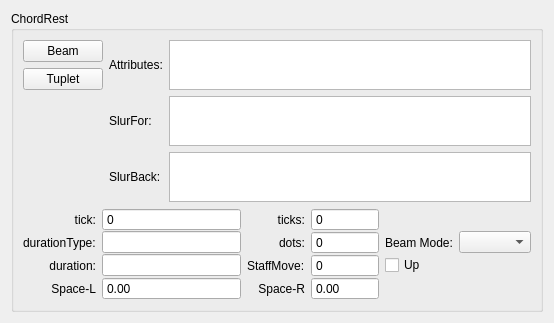
Before: the Qt Designer form mscore/mscore/chordrest.ui in musescore/musescore-old, drawn with Qt 5.
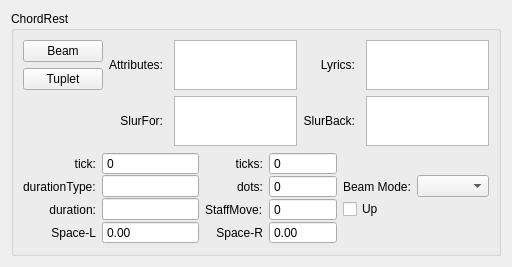
After: the same form once the commit is applied.

Commit message: fix lyrics for guitar pro import

The edit to the form file:
```diff
--- a/mscore/mscore/chordrest.ui
+++ b/mscore/mscore/chordrest.ui
@@ -6,8 +6,8 @@
    <rect>
     <x>0</x>
     <y>0</y>
-    <width>554</width>
-    <height>297</height>
+    <width>512</width>
+    <height>243</height>
    </rect>
   </property>
   <property name="windowTitle">
@@ -63,20 +63,7 @@
         </item>
        </layout>
       </item>
-      <item row="0" column="1">
-       <widget class="QLabel" name="label_2">
-        <property name="toolTip">
-         <string notr="true"/>
-        </property>
-        <property name="text">
-         <string notr="true">Attributes:</string>
-        </property>
-        <property name="textFormat">
-         <enum>Qt::PlainText</enum>
-        </property>
-       </widget>
-      </item>
-      <item row="0" column="2">
+      <item row="0" column="2" rowspan="2">
        <widget class="QListWidget" name="attributes">
         <property name="sizePolicy">
          <sizepolicy hsizetype="Expanding" vsizetype="Fixed">
@@ -107,7 +94,29 @@
         </property>
        </widget>
       </item>
-      <item row="1" column="1">
+      <item row="0" column="4" rowspan="2">
+       <widget class="QListWidget" name="lyrics">
+        <property name="sizePolicy">
+         <sizepolicy hsizetype="Expanding" vsizetype="Fixed">
+          <horstretch>0</horstretch>
+          <verstretch>0</verstretch>
+         </sizepolicy>
+        </property>
+        <property name="minimumSize">
+         <size>
+          <width>0</width>
+          <height>50</height>
+         </size>
+        </property>
+        <property name="maximumSize">
+         <size>
+          <width>16777215</width>
+          <height>50</height>
+         </size>
+        </property>
+       </widget>
+      </item>
+      <item row="2" column="1">
        <widget class="QLabel" name="label_6">
         <property name="toolTip">
          <string notr="true"/>
@@ -118,9 +127,15 @@
         <property name="textFormat">
          <enum>Qt::PlainText</enum>
         </property>
+        <property name="alignment">
+         <set>Qt::AlignRight|Qt::AlignTrailing|Qt::AlignVCenter</set>
+        </property>
+        <property name="indent">
+         <number>5</number>
+        </property>
        </widget>
       </item>
-      <item row="1" column="2">
+      <item row="2" column="2">
        <widget class="QListWidget" name="slurFor">
         <property name="sizePolicy">
          <sizepolicy hsizetype="Expanding" vsizetype="Fixed">
@@ -145,7 +160,7 @@
         </property>
        </widget>
       </item>
-      <item row="2" column="1">
+      <item row="2" column="3">
        <widget class="QLabel" name="label_7">
         <property name="toolTip">
          <string notr="true"/>
@@ -156,9 +171,15 @@
         <property name="textFormat">
          <enum>Qt::PlainText</enum>
         </property>
+        <property name="alignment">
+         <set>Qt::AlignRight|Qt::AlignTrailing|Qt::AlignVCenter</set>
+        </property>
+        <property name="indent">
+         <number>5</number>
+        </property>
        </widget>
       </item>
-      <item row="2" column="2">
+      <item row="2" column="4">
        <widget class="QListWidget" name="slurBack">
         <property name="sizePolicy">
          <sizepolicy hsizetype="Expanding" vsizetype="Fixed">
@@ -183,7 +204,7 @@
         </property>
        </widget>
       </item>
-      <item row="3" column="0" colspan="3">
+      <item row="3" column="0" colspan="5">
        <layout class="QGridLayout" name="gridLayout">
         <property name="verticalSpacing">
          <number>0</number>
@@ -412,6 +433,38 @@
         </item>
        </layout>
       </item>
+      <item row="0" column="3" rowspan="2">
+       <widget class="QLabel" name="label_13">
+        <property name="text">
+         <string>Lyrics:</string>
+        </property>
+        <property name="alignment">
+         <set>Qt::AlignRight|Qt::AlignTrailing|Qt::AlignVCenter</set>
+        </property>
+        <property name="indent">
+         <number>5</number>
+        </property>
+       </widget>
+      </item>
+      <item row="0" column="1" rowspan="2">
+       <widget class="QLabel" name="label_2">
+        <property name="toolTip">
+         <string notr="true"/>
+        </property>
+        <property name="text">
+         <string notr="true">Attributes:</string>
+        </property>
+        <property name="textFormat">
+         <enum>Qt::PlainText</enum>
+        </property>
+        <property name="alignment">
+         <set>Qt::AlignRight|Qt::AlignTrailing|Qt::AlignVCenter</set>
+        </property>
+        <property name="indent">
+         <number>5</number>
+        </property>
+       </widget>
+      </item>
      </layout>
     </widget>
    </item>
```
The commit also changes 12 other files.
